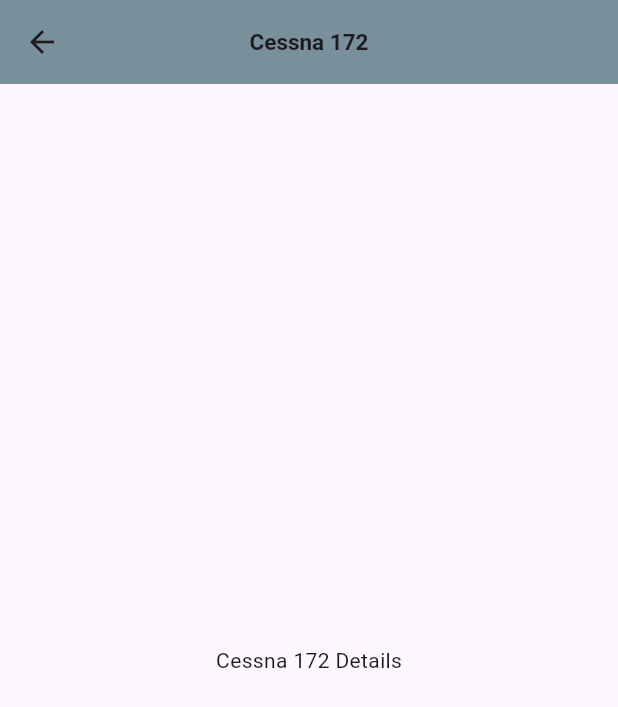
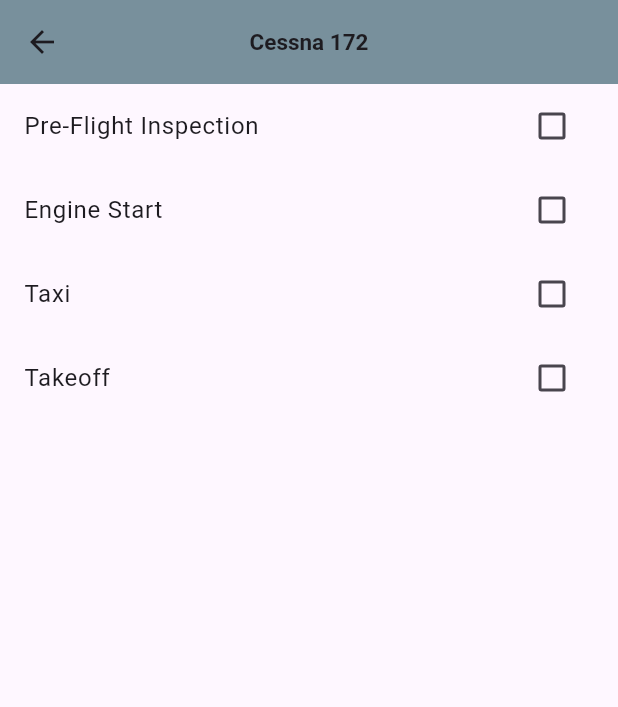
Before and after one commit to franzdacara/Flight-Maintenance-Checklist, a Flutter app: the screen it shows after launch, after a tap on "Cessna 172", on a phone screen of 412 x 824 dp. Shown: the top 707 px of the screen. Run offline on Flutter 3.47's test engine with Material 3 defaults, Android fonts, the phone set to English and light mode, and no system bars; our stand-ins replace bloc, flutter_bloc, go_router, logger; Roboto replaces fonts that are missing (CustomFont).

Commit message:
add checklist

```diff
--- /dev/null
+++ b/lib/bloc/checkList/checklist_bloc.dart
@@ -0,0 +1,33 @@
+import 'package:bloc/bloc.dart';
+import 'package:meta/meta.dart';
+
+part 'checklist_event.dart';
+part 'checklist_state.dart';
+
+class ChecklistBloc extends Bloc<ChecklistEvent, ChecklistState> {
+  List<ChecklistItem> items = [
+    ChecklistItem(title: 'Pre-Flight Inspection', isChecked: false),
+    ChecklistItem(title: 'Engine Start', isChecked: false),
+    ChecklistItem(title: 'Taxi', isChecked: false),
+    ChecklistItem(title: 'Takeoff', isChecked: false),
+    // Add more checklist items as needed
+  ];
+
+  ChecklistBloc() : super(ChecklistInitial()) {
+    on<LoadChecklist>((event, emit) {
+      emit(ChecklistLoaded(items: items));
+    });
+
+    on<ToggleChecklistItem>((event, emit) {
+      items[event.index].isChecked = !items[event.index].isChecked;
+      emit(ChecklistLoaded(items: List.from(items))); // Emit updated state
+    });
+  }
+}
+
+class ChecklistItem {
+  final String title;
+  bool isChecked;
+
+  ChecklistItem({required this.title, this.isChecked = false});
+}
--- /dev/null
+++ b/lib/bloc/checkList/checklist_event.dart
@@ -0,0 +1,12 @@
+part of 'checklist_bloc.dart';
+
+@immutable
+abstract class ChecklistEvent {}
+
+class LoadChecklist extends ChecklistEvent {}
+
+class ToggleChecklistItem extends ChecklistEvent {
+  final int index;
+
+  ToggleChecklistItem(this.index);
+}
--- /dev/null
+++ b/lib/bloc/checkList/checklist_state.dart
@@ -0,0 +1,12 @@
+part of 'checklist_bloc.dart';
+
+@immutable
+abstract class ChecklistState {}
+
+class ChecklistInitial extends ChecklistState {}
+
+class ChecklistLoaded extends ChecklistState {
+  final List<ChecklistItem> items;
+
+  ChecklistLoaded({required this.items});
+}
--- a/lib/main.dart
+++ b/lib/main.dart
@@ -1,5 +1,7 @@
+import 'package:flight_maintenance_app/bloc/checkList/checklist_bloc.dart';
 import 'package:flight_maintenance_app/services/go_router_service.dart';
 import 'package:flutter/material.dart';
+import 'package:flutter_bloc/flutter_bloc.dart';
 
 void main() {
   runApp(const MyApp());
@@ -10,7 +12,9 @@
 
   @override
   Widget build(BuildContext context) {
-    return MaterialApp.router(
+    return BlocProvider(
+      create: (context) => ChecklistBloc(), // Provide ChecklistBloc here
+      child: MaterialApp.router(
         title: 'Aircraft Maintenance',
         theme: ThemeData(
           colorScheme: ColorScheme.fromSeed(seedColor: Colors.deepPurple),
@@ -18,6 +22,7 @@
           fontFamily: 'CustomFont',
         ),
         routerConfig: router,
+      ),
     );
   }
 }
--- /dev/null
+++ b/lib/models/checklist_item.dart
@@ -0,0 +1,6 @@
+class ChecklistItem {
+  final String title;
+  bool isChecked;
+
+  ChecklistItem({required this.title, this.isChecked = false});
+}
--- a/lib/screens/aircraft_list/cessna/cessna_172_screen.dart
+++ b/lib/screens/aircraft_list/cessna/cessna_172_screen.dart
@@ -1,4 +1,6 @@
 import 'package:flutter/material.dart';
+import 'package:flutter_bloc/flutter_bloc.dart';
+import 'package:flight_maintenance_app/bloc/checkList/checklist_bloc.dart';
 import 'package:go_router/go_router.dart';
 
 AppBar buildCommonAppBar(BuildContext context, String title) {
@@ -18,15 +20,46 @@
   );
 }
 
-class Cessna172Screen extends StatelessWidget {
+class Cessna172Screen extends StatefulWidget {
   const Cessna172Screen({super.key});
+
+  @override
+  State<Cessna172Screen> createState() => _Cessna172ScreenState();
+}
+
+class _Cessna172ScreenState extends State<Cessna172Screen> {
+  @override
+  void initState() {
+    super.initState();
+    BlocProvider.of<ChecklistBloc>(context).add(LoadChecklist());
+  }
 
   @override
   Widget build(BuildContext context) {
     return Scaffold(
       appBar: buildCommonAppBar(context, 'Cessna 172'),
-      body: const Center(
-        child: Text('Cessna 172 Details'),
+      body: BlocBuilder<ChecklistBloc, ChecklistState>(
+        builder: (context, state) {
+          if (state is ChecklistInitial) {
+            return const Center(child: CircularProgressIndicator());
+          } else if (state is ChecklistLoaded) {
+            return ListView.builder(
+              itemCount: state.items.length,
+              itemBuilder: (context, index) {
+                final item = state.items[index];
+                return CheckboxListTile(
+                  title: Text(item.title),
+                  value: item.isChecked,
+                  onChanged: (value) {
+                    BlocProvider.of<ChecklistBloc>(context)
+                        .add(ToggleChecklistItem(index));
+                  },
+                );
+              },
+            );
+          }
+          return const Center(child: Text('No checklist items available'));
+        },
       ),
     );
   }
--- a/lib/screens/app/aircraft_maintenace_app.dart
+++ b/lib/screens/app/aircraft_maintenace_app.dart
@@ -1,7 +1,9 @@
-import 'package:flight_maintenance_app/screens/app/aircraft_card_screen.dart';
+import 'package:flight_maintenance_app/screens/app/settings_screen.dart';
 import 'package:flight_maintenance_app/utils/aircraftlist.dart';
 import 'package:flutter/material.dart';
-import 'settings_screen.dart';
+import 'package:flutter_bloc/flutter_bloc.dart';
+import 'package:flight_maintenance_app/bloc/checkList/checklist_bloc.dart';
+import 'package:flight_maintenance_app/screens/app/aircraft_card_screen.dart';
 
 class AircraftMaintenanceAppMainScreen extends StatefulWidget {
   const AircraftMaintenanceAppMainScreen({super.key});
@@ -14,6 +16,7 @@
 class _AircraftMaintenanceAppMainScreenState
     extends State<AircraftMaintenanceAppMainScreen> {
   int _selectedIndex = 0;
+  final ChecklistBloc _checklistBloc = ChecklistBloc();
 
   void _onItemTapped(int index) {
     setState(() {
@@ -23,7 +26,9 @@
 
   @override
   Widget build(BuildContext context) {
-    return Scaffold(
+    return BlocProvider.value(
+      value: _checklistBloc,
+      child: Scaffold(
         appBar: _buildAppBar(),
         body: _selectedIndex == 0
             ? ListView.builder(
@@ -47,6 +52,7 @@
           currentIndex: _selectedIndex,
           onTap: _onItemTapped,
         ),
+      ),
     );
   }
 
--- a/pubspec.yaml
+++ b/pubspec.yaml
@@ -36,6 +36,9 @@
   # Use with the CupertinoIcons class for iOS style icons.
   cupertino_icons: ^1.0.8
   go_router: ^9.0.3
+  flutter_bloc: ^8.1.6
+  bloc: ^8.1.4
+  meta: ^1.15.0
 
 dev_dependencies:
   flutter_test:
```
Also changed, not shown: pubspec.lock. Lines whose indentation alone changed are shown as unchanged.
